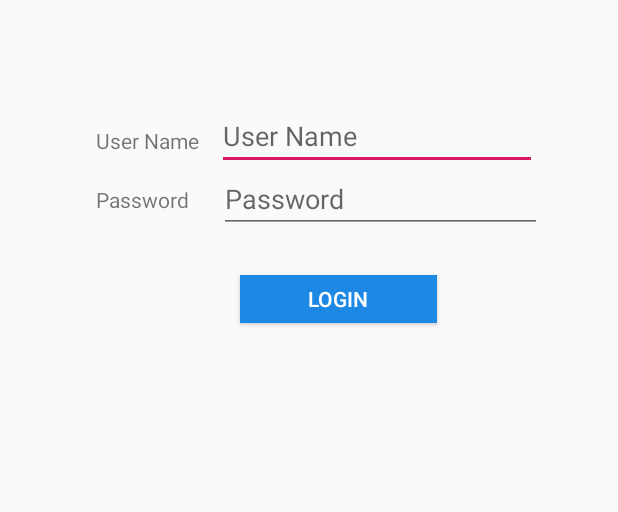
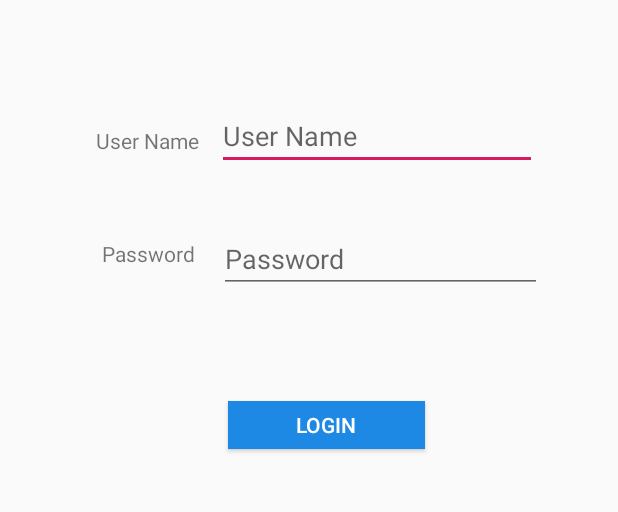
Before and after one commit to officialchamero/esoftwarica160352, an Android app: the screen it shows after launch (Login), on a phone screen of 412 x 824 dp, the part 248-760 px from its top. Run offline under Robolectric (Android 15) with nearby library versions, the phone set to English and light mode, and no system bars.

Commit message:
code update

```diff
--- a/app/src/main/res/layout/activity_login.xml
+++ b/app/src/main/res/layout/activity_login.xml
@@ -42,8 +42,8 @@
         android:id="@+id/textView10"
         android:layout_width="wrap_content"
         android:layout_height="wrap_content"
-        android:layout_marginStart="64dp"
-        android:layout_marginTop="20dp"
+        android:layout_marginStart="68dp"
+        android:layout_marginTop="56dp"
         android:text="Password"
         app:layout_constraintStart_toStartOf="parent"
         app:layout_constraintTop_toBottomOf="@+id/textView9" />
@@ -52,7 +52,8 @@
         android:id="@+id/editText3"
         android:layout_width="215dp"
         android:layout_height="42dp"
-        android:layout_marginStart="20dp"
+        android:layout_marginStart="16dp"
+        android:layout_marginTop="40dp"
         android:ems="10"
         android:hint="Password"
         android:inputType="textPassword"
@@ -63,8 +64,8 @@
         android:id="@+id/button"
         android:layout_width="131dp"
         android:layout_height="32dp"
-        android:layout_marginStart="160dp"
-        android:layout_marginTop="28dp"
+        android:layout_marginStart="152dp"
+        android:layout_marginTop="72dp"
         android:background="#1E88E5"
         android:text="Login"
         android:textColor="#FFFFFF"
```
